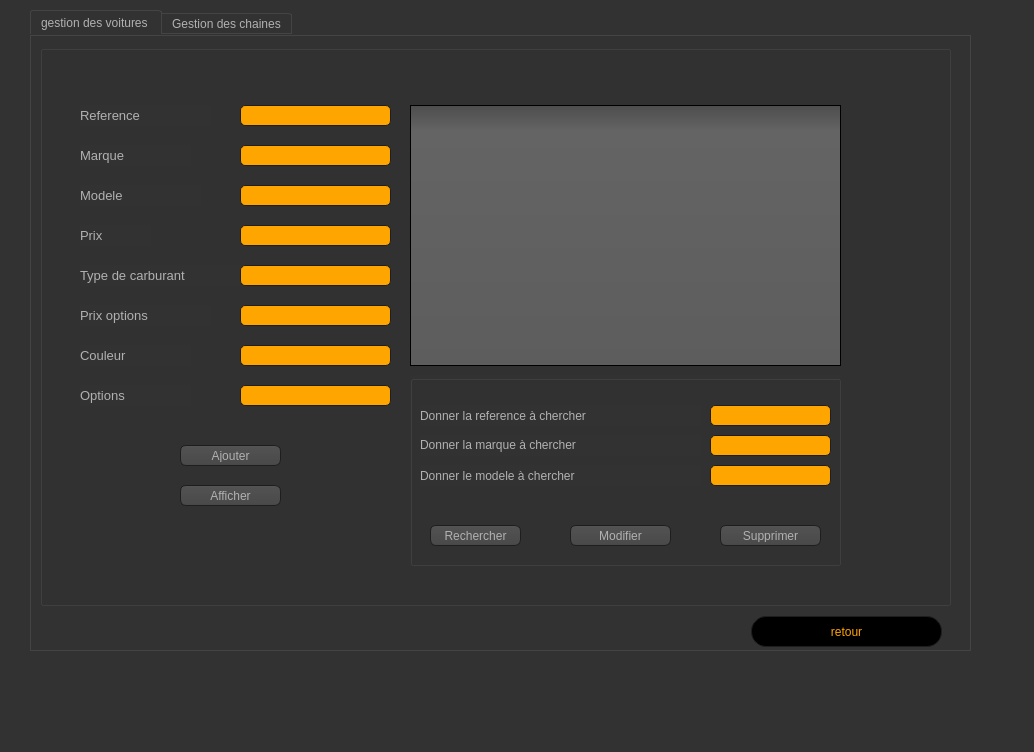
Old version of the form mainwindow.ui in the repository eyawartateni/Smart_Factory_2A4.
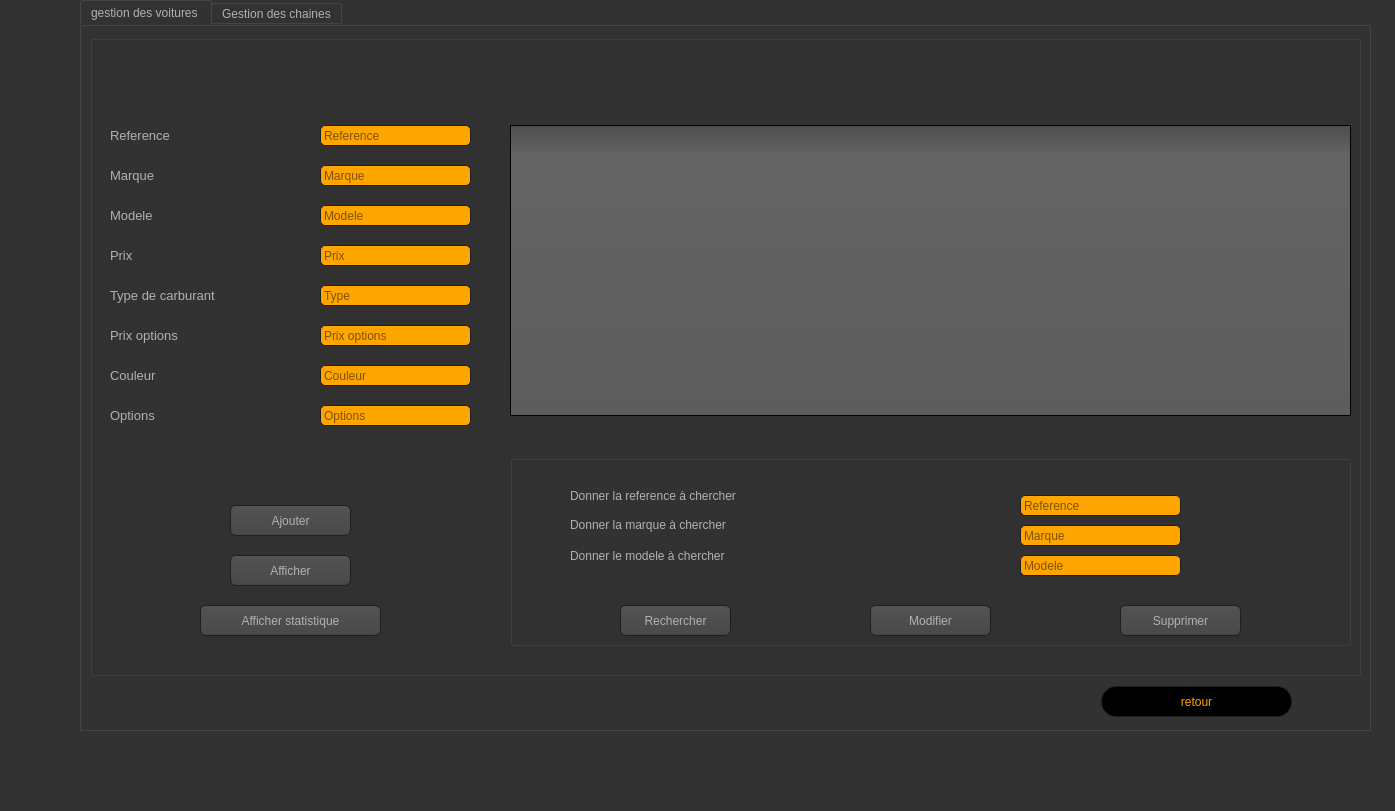
New version of the form. The open tabs and pages were chosen to show the change. Icons and pictures are not drawn.

The edit to the form file:
```diff
--- a/mainwindow.ui
+++ b/mainwindow.ui
@@ -6,8 +6,8 @@
    <rect>
     <x>0</x>
     <y>0</y>
-    <width>1034</width>
-    <height>752</height>
+    <width>1395</width>
+    <height>811</height>
    </rect>
   </property>
   <property name="windowTitle">
@@ -478,10 +478,10 @@
    <widget class="QStackedWidget" name="stackedWidget">
     <property name="geometry">
      <rect>
-      <x>0</x>
-      <y>10</y>
-      <width>1001</width>
-      <height>671</height>
+      <x>20</x>
+      <y>0</y>
+      <width>1361</width>
+      <height>751</height>
      </rect>
     </property>
     <property name="styleSheet">
@@ -8987,10 +8987,10 @@
      <widget class="QTabWidget" name="tabWidget_2">
       <property name="geometry">
        <rect>
-        <x>30</x>
+        <x>60</x>
         <y>0</y>
-        <width>941</width>
-        <height>641</height>
+        <width>1291</width>
+        <height>731</height>
        </rect>
       </property>
       <property name="styleSheet">
@@ -9466,8 +9466,8 @@
          <rect>
           <x>9</x>
           <y>9</y>
-          <width>911</width>
-          <height>561</height>
+          <width>1271</width>
+          <height>641</height>
          </rect>
         </property>
         <property name="styleSheet">
@@ -9482,8 +9482,8 @@
         <widget class="QLabel" name="label_2">
          <property name="geometry">
           <rect>
-           <x>40</x>
-           <y>60</y>
+           <x>20</x>
+           <y>90</y>
            <width>131</width>
            <height>21</height>
           </rect>
@@ -9495,8 +9495,8 @@
         <widget class="QLabel" name="label_3">
          <property name="geometry">
           <rect>
-           <x>40</x>
-           <y>100</y>
+           <x>20</x>
+           <y>130</y>
            <width>111</width>
            <height>21</height>
           </rect>
@@ -9508,8 +9508,8 @@
         <widget class="QLabel" name="label_4">
          <property name="geometry">
           <rect>
-           <x>40</x>
-           <y>140</y>
+           <x>20</x>
+           <y>170</y>
            <width>121</width>
            <height>21</height>
           </rect>
@@ -9521,8 +9521,8 @@
         <widget class="QLabel" name="label_5">
          <property name="geometry">
           <rect>
-           <x>40</x>
-           <y>180</y>
+           <x>20</x>
+           <y>210</y>
            <width>71</width>
            <height>21</height>
           </rect>
@@ -9534,9 +9534,9 @@
         <widget class="QLabel" name="label_9">
          <property name="geometry">
           <rect>
-           <x>40</x>
-           <y>220</y>
-           <width>161</width>
+           <x>20</x>
+           <y>250</y>
+           <width>201</width>
            <height>21</height>
           </rect>
          </property>
@@ -9547,8 +9547,8 @@
         <widget class="QLabel" name="label_10">
          <property name="geometry">
           <rect>
-           <x>40</x>
-           <y>260</y>
+           <x>20</x>
+           <y>290</y>
            <width>131</width>
            <height>21</height>
           </rect>
@@ -9560,8 +9560,8 @@
         <widget class="QLabel" name="label_11">
          <property name="geometry">
           <rect>
-           <x>40</x>
-           <y>300</y>
+           <x>20</x>
+           <y>330</y>
            <width>111</width>
            <height>21</height>
           </rect>
@@ -9573,8 +9573,8 @@
         <widget class="QLabel" name="label_12">
          <property name="geometry">
           <rect>
-           <x>40</x>
-           <y>340</y>
+           <x>20</x>
+           <y>370</y>
            <width>111</width>
            <height>21</height>
           </rect>
@@ -9586,8 +9586,8 @@
         <widget class="QLineEdit" name="lineEdit_reference_voi">
          <property name="geometry">
           <rect>
-           <x>200</x>
-           <y>60</y>
+           <x>230</x>
+           <y>90</y>
            <width>151</width>
            <height>21</height>
           </rect>
@@ -9599,12 +9599,15 @@
 background-color:orange;
 }</string>
          </property>
+         <property name="placeholderText">
+          <string>Reference</string>
+         </property>
         </widget>
         <widget class="QLineEdit" name="lineEdit_marque">
          <property name="geometry">
           <rect>
-           <x>200</x>
-           <y>100</y>
+           <x>230</x>
+           <y>130</y>
            <width>151</width>
            <height>21</height>
           </rect>
@@ -9619,12 +9622,15 @@
 
 </string>
          </property>
+         <property name="placeholderText">
+          <string>Marque</string>
+         </property>
         </widget>
         <widget class="QLineEdit" name="lineEdit_modele">
          <property name="geometry">
           <rect>
-           <x>200</x>
-           <y>140</y>
+           <x>230</x>
+           <y>170</y>
            <width>151</width>
            <height>21</height>
           </rect>
@@ -9636,12 +9642,15 @@
 background-color:orange;
 }</string>
          </property>
+         <property name="placeholderText">
+          <string>Modele</string>
+         </property>
         </widget>
         <widget class="QLineEdit" name="lineEdit_prix">
          <property name="geometry">
           <rect>
-           <x>200</x>
-           <y>180</y>
+           <x>230</x>
+           <y>210</y>
            <width>151</width>
            <height>21</height>
           </rect>
@@ -9653,12 +9662,15 @@
 background-color:orange;
 }</string>
          </property>
+         <property name="placeholderText">
+          <string>Prix</string>
+         </property>
         </widget>
         <widget class="QLineEdit" name="lineEdit_type">
          <property name="geometry">
           <rect>
-           <x>200</x>
-           <y>220</y>
+           <x>230</x>
+           <y>250</y>
            <width>151</width>
            <height>21</height>
           </rect>
@@ -9670,12 +9682,15 @@
 background-color:orange;
 }</string>
          </property>
+         <property name="placeholderText">
+          <string>Type</string>
+         </property>
         </widget>
         <widget class="QLineEdit" name="lineEdit_p_op">
          <property name="geometry">
           <rect>
-           <x>200</x>
-           <y>260</y>
+           <x>230</x>
+           <y>290</y>
            <width>151</width>
            <height>21</height>
           </rect>
@@ -9687,12 +9702,15 @@
 background-color:orange;
 }</string>
          </property>
+         <property name="placeholderText">
+          <string>Prix options</string>
+         </property>
         </widget>
         <widget class="QLineEdit" name="lineEdit_couleur">
          <property name="geometry">
           <rect>
-           <x>200</x>
-           <y>300</y>
+           <x>230</x>
+           <y>330</y>
            <width>151</width>
            <height>21</height>
           </rect>
@@ -9704,12 +9722,15 @@
 background-color:orange;
 }</string>
          </property>
+         <property name="placeholderText">
+          <string>Couleur</string>
+         </property>
         </widget>
         <widget class="QLineEdit" name="lineEdit_option">
          <property name="geometry">
           <rect>
-           <x>200</x>
-           <y>340</y>
+           <x>230</x>
+           <y>370</y>
            <width>151</width>
            <height>21</height>
           </rect>
@@ -9721,23 +9742,26 @@
 background-color:orange;
 }</string>
          </property>
+         <property name="placeholderText">
+          <string>Options</string>
+         </property>
         </widget>
         <widget class="QTableView" name="tableView_voiture">
          <property name="geometry">
           <rect>
-           <x>370</x>
-           <y>60</y>
-           <width>431</width>
-           <height>261</height>
+           <x>420</x>
+           <y>90</y>
+           <width>841</width>
+           <height>291</height>
           </rect>
          </property>
         </widget>
         <widget class="QGroupBox" name="groupBox_8">
          <property name="geometry">
           <rect>
-           <x>370</x>
-           <y>330</y>
-           <width>431</width>
+           <x>420</x>
+           <y>420</y>
+           <width>841</width>
            <height>191</height>
           </rect>
          </property>
@@ -9747,10 +9771,10 @@
          <widget class="QPushButton" name="rechercher_voi">
           <property name="geometry">
            <rect>
-            <x>20</x>
+            <x>110</x>
             <y>150</y>
-            <width>91</width>
-            <height>21</height>
+            <width>111</width>
+            <height>31</height>
            </rect>
           </property>
           <property name="styleSheet">
@@ -9780,10 +9804,10 @@
          <widget class="QPushButton" name="modifier_voi">
           <property name="geometry">
            <rect>
-            <x>160</x>
+            <x>360</x>
             <y>150</y>
-            <width>101</width>
-            <height>21</height>
+            <width>121</width>
+            <height>31</height>
            </rect>
           </property>
           <property name="styleSheet">
@@ -9813,10 +9837,10 @@
          <widget class="QPushButton" name="supprimer_voi">
           <property name="geometry">
            <rect>
-            <x>310</x>
+            <x>610</x>
             <y>150</y>
-            <width>101</width>
-            <height>21</height>
+            <width>121</width>
+            <height>31</height>
            </rect>
           </property>
           <property name="styleSheet">
@@ -9846,9 +9870,9 @@
          <widget class="QLineEdit" name="lineEdit_ref_voi">
           <property name="geometry">
            <rect>
-            <x>300</x>
-            <y>30</y>
-            <width>121</width>
+            <x>510</x>
+            <y>40</y>
+            <width>161</width>
             <height>21</height>
            </rect>
           </property>
@@ -9859,13 +9883,16 @@
 background-color:orange;
 }</string>
           </property>
+          <property name="placeholderText">
+           <string>Reference</string>
+          </property>
          </widget>
          <widget class="QLineEdit" name="lineEdit_maq">
           <property name="geometry">
            <rect>
-            <x>300</x>
-            <y>60</y>
-            <width>121</width>
+            <x>510</x>
+            <y>70</y>
+            <width>161</width>
             <height>21</height>
            </rect>
           </property>
@@ -9876,13 +9903,16 @@
 background-color:orange;
 }</string>
           </property>
+          <property name="placeholderText">
+           <string>Marque</string>
+          </property>
          </widget>
          <widget class="QLineEdit" name="lineEdit_mod">
           <property name="geometry">
            <rect>
-            <x>300</x>
-            <y>90</y>
-            <width>121</width>
+            <x>510</x>
+            <y>100</y>
+            <width>161</width>
             <height>21</height>
            </rect>
           </property>
@@ -9893,11 +9923,14 @@
 background-color:orange;
 }</string>
           </property>
+          <property name="placeholderText">
+           <string>Modele</string>
+          </property>
          </widget>
          <widget class="QLabel" name="label_13">
           <property name="geometry">
            <rect>
-            <x>10</x>
+            <x>60</x>
             <y>30</y>
             <width>281</width>
             <height>21</height>
@@ -9910,7 +9943,7 @@
          <widget class="QLabel" name="label_14">
           <property name="geometry">
            <rect>
-            <x>10</x>
+            <x>60</x>
             <y>60</y>
             <width>281</width>
             <height>21</height>
@@ -9923,7 +9956,7 @@
          <widget class="QLabel" name="label_15">
           <property name="geometry">
            <rect>
-            <x>10</x>
+            <x>60</x>
             <y>90</y>
             <width>281</width>
             <height>21</height>
@@ -9938,9 +9971,9 @@
          <property name="geometry">
           <rect>
            <x>140</x>
-           <y>400</y>
-           <width>101</width>
-           <height>21</height>
+           <y>470</y>
+           <width>121</width>
+           <height>31</height>
           </rect>
          </property>
          <property name="styleSheet">
@@ -9971,9 +10004,9 @@
          <property name="geometry">
           <rect>
            <x>140</x>
-           <y>440</y>
-           <width>101</width>
-           <height>21</height>
+           <y>520</y>
+           <width>121</width>
+           <height>31</height>
           </rect>
          </property>
          <property name="styleSheet">
@@ -10000,12 +10033,45 @@
           <string>Afficher</string>
          </property>
         </widget>
+        <widget class="QPushButton" name="stat">
+         <property name="geometry">
+          <rect>
+           <x>110</x>
+           <y>570</y>
+           <width>181</width>
+           <height>31</height>
+          </rect>
+         </property>
+         <property name="styleSheet">
+          <string notr="true"> QPushButton
+{
+  color: #b1b1b1;
+    background-color: QLinearGradient( x1: 0, y1: 0, x2: 0, y2: 1, stop: 0 #565656, stop: 0.1 #525252, stop: 0.5 #4e4e4e, stop: 0.9 #4a4a4a, stop: 1 #464646);
+    border-width: 1px;
+    border-color: #1e1e1e;
+    border-style: solid;
+    border-radius: 6;
+    padding: 3px;
+    font-size: 12px;
+    padding-left: 5px;
+    padding-right: 5px;
+}
+QPushButton:hover
+{
+    border: 2px solid QLinearGradient( x1: 0, y1: 0, x2: 0, y2: 1, stop: 0 #ffa02f, stop: 1 #d7801a);
+}
+</string>
+         </property>
+         <property name="text">
+          <string>Afficher statistique</string>
+         </property>
+        </widget>
        </widget>
        <widget class="QPushButton" name="btn_existe_3">
         <property name="geometry">
          <rect>
-          <x>720</x>
-          <y>580</y>
+          <x>1020</x>
+          <y>660</y>
           <width>191</width>
           <height>31</height>
          </rect>
@@ -10232,39 +10298,6 @@
           <string>Afficher</string>
          </property>
         </widget>
-        <widget class="QPushButton" name="stat">
-         <property name="geometry">
-          <rect>
-           <x>70</x>
-           <y>410</y>
-           <width>161</width>
-           <height>21</height>
-          </rect>
-         </property>
-         <property name="styleSheet">
-          <string notr="true"> QPushButton
-{
-  color: #b1b1b1;
-    background-color: QLinearGradient( x1: 0, y1: 0, x2: 0, y2: 1, stop: 0 #565656, stop: 0.1 #525252, stop: 0.5 #4e4e4e, stop: 0.9 #4a4a4a, stop: 1 #464646);
-    border-width: 1px;
-    border-color: #1e1e1e;
-    border-style: solid;
-    border-radius: 6;
-    padding: 3px;
-    font-size: 12px;
-    padding-left: 5px;
-    padding-right: 5px;
-}
-QPushButton:hover
-{
-    border: 2px solid QLinearGradient( x1: 0, y1: 0, x2: 0, y2: 1, stop: 0 #ffa02f, stop: 1 #d7801a);
-}
-</string>
-         </property>
-         <property name="text">
-          <string>Afficher statistique</string>
-         </property>
-        </widget>
         <widget class="QTableView" name="tableView_chaine">
          <property name="geometry">
           <rect>
```
Left out of the diff: 171 changed lines with no effect on the pictures.
